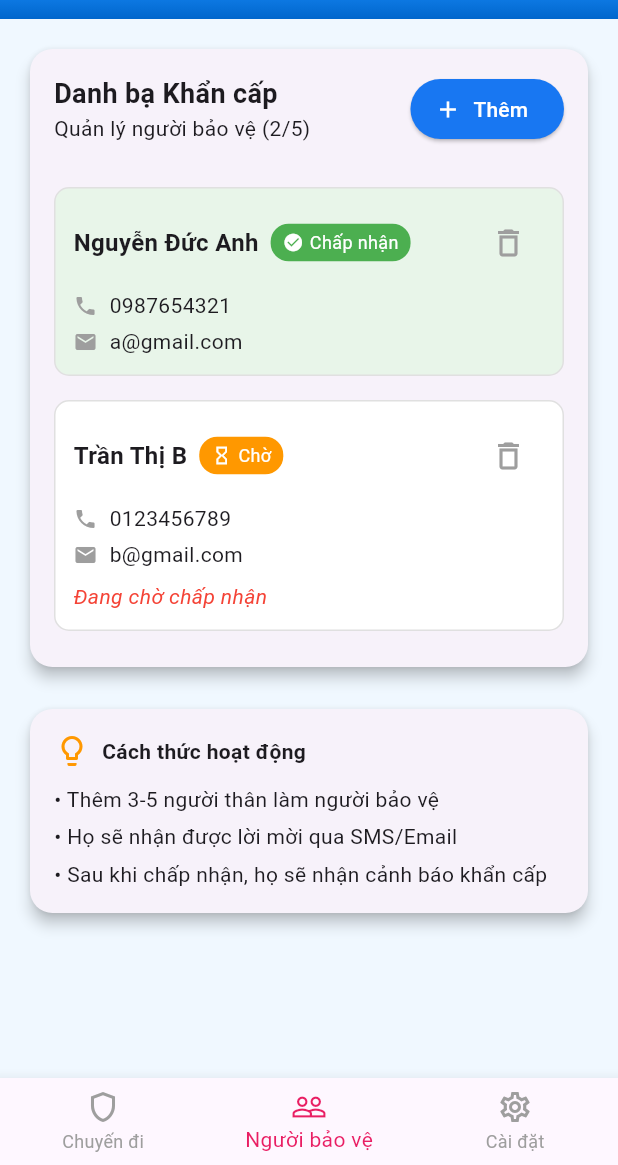
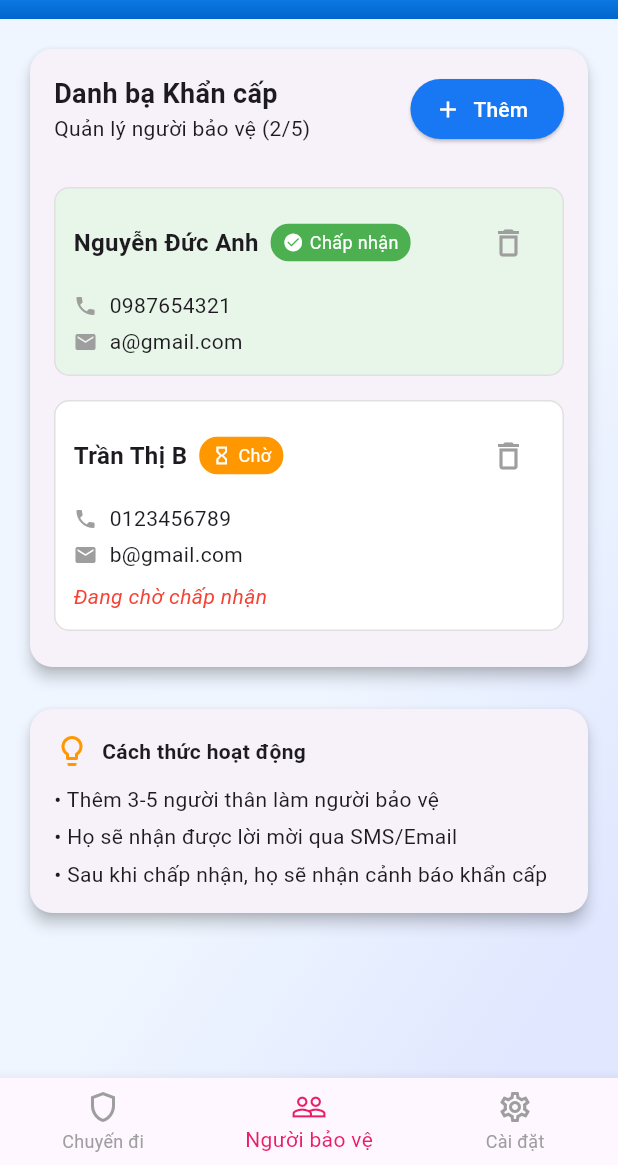
Before and after one commit to NguyenDucAnhhh/SafeTrek, a Flutter app: the screen it shows after launch, on a phone screen of 412 x 824 dp, the part 71-1236 px from its top. Run offline on Flutter 3.47's test engine with Material 3 defaults, Android fonts, the phone set to English and light mode, and no system bars; Roboto replaces fonts that are missing (Arimo).

Commit message:
[Fix] Tuong thich voi man hinh nho hon, dong bo hoa body

```diff
--- a/lib/screens/guardians/guardians.dart
+++ b/lib/screens/guardians/guardians.dart
@@ -10,7 +10,7 @@ class Guardian {
   final String? email;
   final bool isAccepted;
 
-  Guardian({required this.name, required this.phone, this.email, this.isAccepted = true});
+  Guardian({required this.name, required this.phone, this.email, this.isAccepted = false});
 }
 
 class GuardiansScreen extends StatefulWidget {
@@ -172,10 +172,20 @@ class _GuardiansScreenState extends State<GuardiansScreen> {
   Widget build(BuildContext context) {
     return Scaffold(
       appBar: const CustomAppBar(),
-      body: Container(
-        color: const Color(0xFFF0F8FF),
+      body: Container(width: double.infinity,
+        height: double.infinity,
+        decoration: BoxDecoration(
+          gradient: LinearGradient(
+            begin: const Alignment(0.00, 0.30),
+            end: const Alignment(1.00, 0.70),
+            colors: [const Color(0xFFEFF6FF), const Color(0xFFE0E7FF)],
+          ),
+        ),
+        child: SingleChildScrollView(
         padding: const EdgeInsets.all(16.0),
           child: Column(
+            mainAxisAlignment: MainAxisAlignment.start,
+            crossAxisAlignment: CrossAxisAlignment.center,
             children: [
               Card(
                 shape: RoundedRectangleBorder(
@@ -297,6 +307,7 @@ class _GuardiansScreenState extends State<GuardiansScreen> {
             ],
           ),
         ),
+      ),
       bottomNavigationBar: BottomNavigation(
         currentIndex: _selectedIndex,
         onTap: _onItemTapped,
```
Lines whose indentation alone changed are shown as unchanged.
